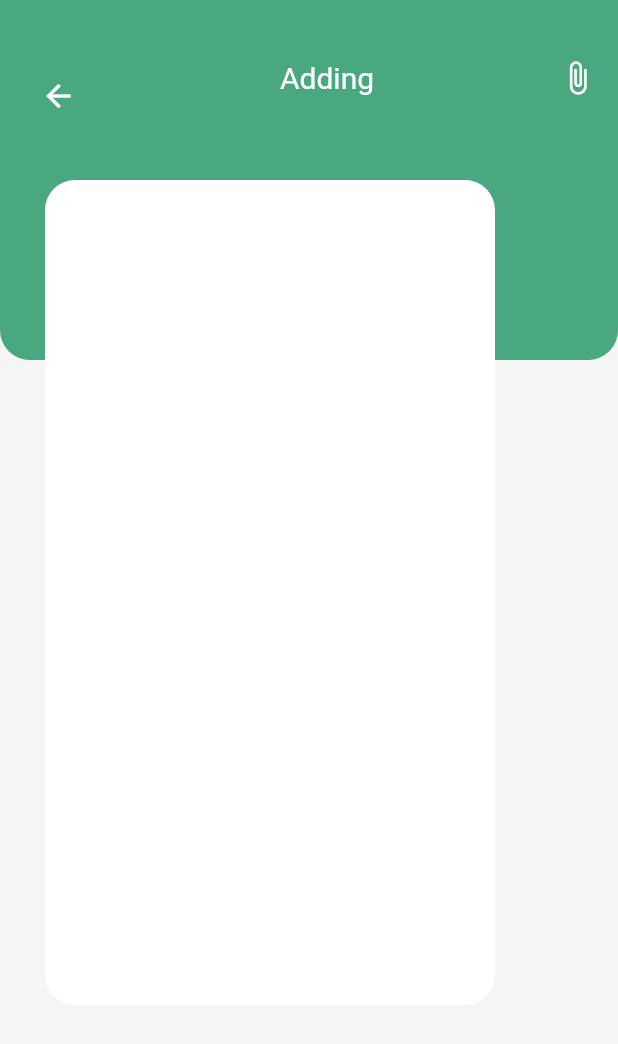
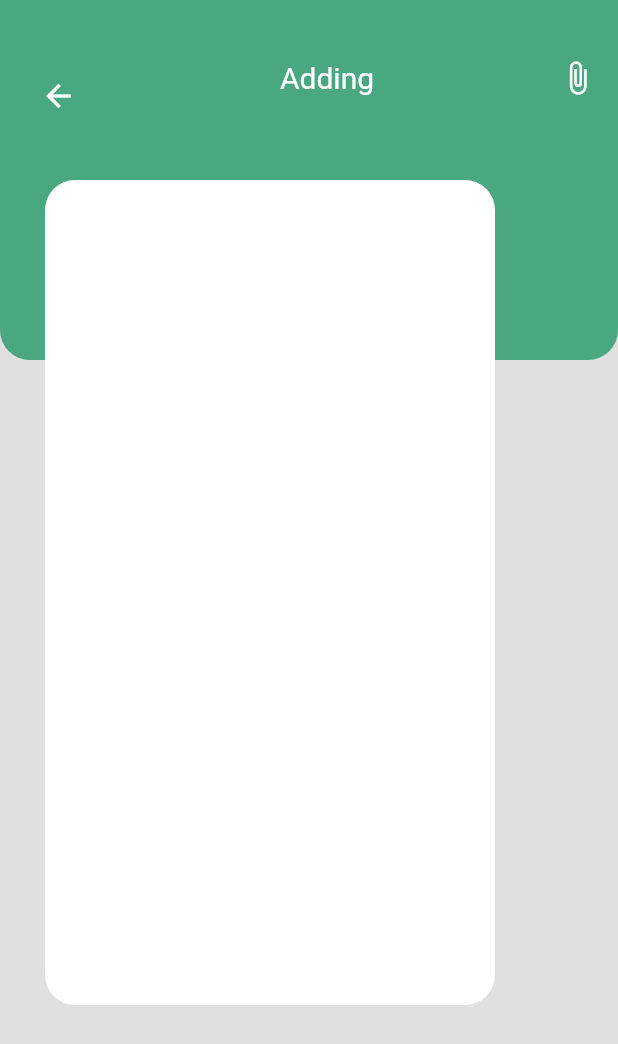
Before and after one commit to JohnGastone/Noti, a Flutter app: the Add_Screen screen opened directly, on a phone screen of 412 x 824 dp. Shown: the top 1044 px of the screen. Run offline on Flutter 3.47's test engine with Material 2 defaults, Android fonts, the phone set to English and light mode, and no system bars; our stand-ins replace syncfusion_flutter_charts.

Commit message:
color theme on add_screen

```diff
--- a/lib/screens/add.dart
+++ b/lib/screens/add.dart
@@ -13,7 +13,7 @@ class _Add_ScreenState extends State<Add_Screen> {
   @override
   Widget build(BuildContext context) {
     return Scaffold(
-      backgroundColor: Colors.grey.shade100,
+      backgroundColor: Colors.grey.shade300,
       body: SafeArea(
           child: Stack(
         alignment: Alignment.center,
```
